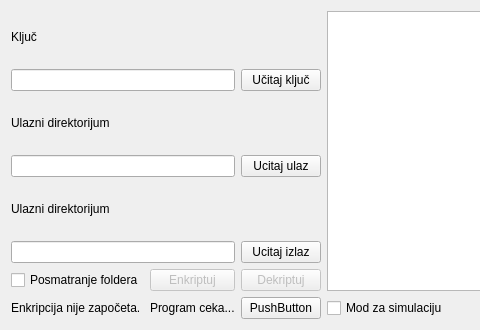
This is appgui.ui in Pritilender/CryptoLab as Qt 5 draws it before an edit; both pictures show x 0 to 480 and y 0 to 330 of the 762 by 330 pixel window. The edited form follows.
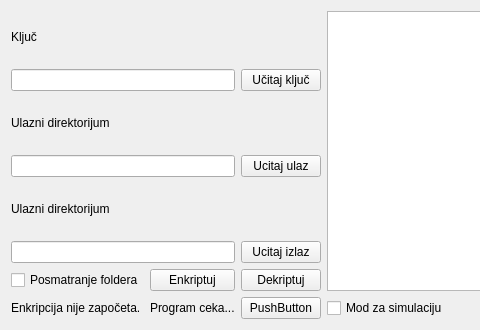
This is the edited form.

Diff of the .ui file:
```diff
--- a/appgui.ui
+++ b/appgui.ui
@@ -137,7 +137,7 @@
      <item row="3" column="1">
       <widget class="QPushButton" name="btnEncrypt">
        <property name="enabled">
-        <bool>false</bool>
+        <bool>true</bool>
        </property>
        <property name="text">
         <string>Enkriptuj</string>
@@ -205,7 +205,7 @@
      <item row="3" column="2">
       <widget class="QPushButton" name="btnDecrypt">
        <property name="enabled">
-        <bool>false</bool>
+        <bool>true</bool>
        </property>
        <property name="text">
         <string>Dekriptuj</string>
```
